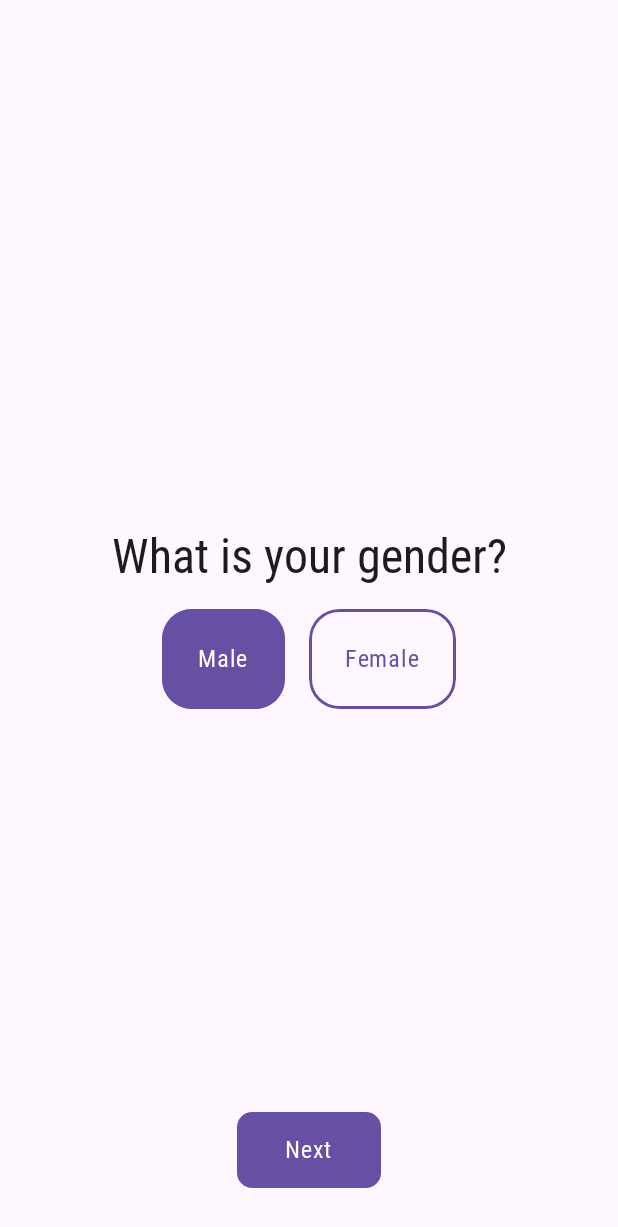
After one commit to zacefix/MyCaloryTracker, an Android app built with Jetpack Compose: the GenderScreen screen opened through its navigation route, on a phone screen of 412 x 824 dp. The commit adds this screen. Shown: the top 1227 px of the screen. Run offline under Robolectric (Android 15) with nearby library versions, the phone set to English and light mode, and no system bars; our stand-ins replace Dagger/Hilt's generated code, accompanist.

Commit message:
step three

```diff
--- a/app/src/main/java/com/example/mycalorytracker/MainActivity.kt
+++ b/app/src/main/java/com/example/mycalorytracker/MainActivity.kt
@@ -16,8 +16,12 @@ import androidx.navigation.compose.rememberNavController
 import com.example.core.navigation.Route
 import com.example.mycalorytracker.navigation.navigate
 import com.example.mycalorytracker.ui.theme.MyCaloryTrackerTheme
+import com.example.onboarding_presentation.gender.GenderScreen
 import com.example.onboarding_presentation.welcome.WelcomeScreen
+import dagger.hilt.android.AndroidEntryPoint
 
+
+@AndroidEntryPoint
 class MainActivity : ComponentActivity() {
     override fun onCreate(savedInstanceState: Bundle?) {
         super.onCreate(savedInstanceState)
@@ -40,7 +44,7 @@ class MainActivity : ComponentActivity() {
 
                         }
                         composable(Route.GENDER) {
-
+                            GenderScreen(onNavigate = navController::navigate)
                         }
                         composable(Route.WEIGHT) {
 
--- /dev/null
+++ b/onboarding/onboarding_presentation/src/main/java/com/example/onboarding_presentation/components/SelectableButton.kt
@@ -0,0 +1,48 @@
+package com.example.onboarding_presentation.components
+
+import androidx.compose.foundation.background
+import androidx.compose.foundation.border
+import androidx.compose.foundation.clickable
+import androidx.compose.foundation.layout.Box
+import androidx.compose.foundation.layout.padding
+import androidx.compose.foundation.shape.RoundedCornerShape
+import androidx.compose.material3.MaterialTheme
+import androidx.compose.material3.Text
+import androidx.compose.runtime.Composable
+import androidx.compose.ui.Alignment
+import androidx.compose.ui.Modifier
+import androidx.compose.ui.draw.clip
+import androidx.compose.ui.graphics.Color
+import  androidx.compose.ui.text.TextStyle
+import androidx.compose.ui.unit.dp
+import com.example.core_ui.LocalSpacing
+
+@Composable
+fun SelectableButton(
+    text: String,
+    isSelected: Boolean,
+    color: Color,
+    selectedTextColor: Color,
+    onClick: () -> Unit,
+    modifier: Modifier = Modifier,
+    textStyle: TextStyle = MaterialTheme.typography.bodyLarge
+) {
+
+    Box(contentAlignment = Alignment.Center,
+        modifier = modifier
+            .clip(RoundedCornerShape(20.dp))
+            .border(width = 2.dp, color = color, shape = RoundedCornerShape(20.dp))
+            .background(color = if (isSelected) color else Color.Transparent)
+            .clickable { onClick() }
+            .padding(LocalSpacing.current.spaceMedium)
+    ) {
+        Text(
+            text = text,
+            style = textStyle,
+            color = if (isSelected) selectedTextColor else color,
+            modifier = Modifier.padding(
+                LocalSpacing.current.spaceSmall
+            )
+        )
+    }
+}
--- /dev/null
+++ b/onboarding/onboarding_presentation/src/main/java/com/example/onboarding_presentation/gender/GenderScreen.kt
@@ -0,0 +1,85 @@
+package com.example.onboarding_presentation.gender
+
+import androidx.compose.foundation.layout.Arrangement
+import androidx.compose.foundation.layout.Box
+import androidx.compose.foundation.layout.Column
+import androidx.compose.foundation.layout.Row
+import androidx.compose.foundation.layout.Spacer
+import androidx.compose.foundation.layout.fillMaxSize
+import androidx.compose.foundation.layout.height
+import androidx.compose.foundation.layout.padding
+import androidx.compose.foundation.layout.width
+import androidx.compose.material3.MaterialTheme
+import androidx.compose.material3.Text
+import androidx.compose.runtime.Composable
+import androidx.compose.runtime.LaunchedEffect
+import androidx.compose.ui.Alignment
+import androidx.compose.ui.Modifier
+import androidx.compose.ui.graphics.Color
+import androidx.compose.ui.res.stringResource
+import androidx.hilt.navigation.compose.hiltViewModel
+import com.example.core.R
+import com.example.core.domain.model.Gender
+import com.example.core.util.UiEvent
+import com.example.core_ui.LocalSpacing
+import com.example.onboarding_presentation.components.ActionButton
+import com.example.onboarding_presentation.components.SelectableButton
+
+@Composable
+fun GenderScreen(
+    onNavigate: (UiEvent.Navigate) -> Unit,
+    viewModel: GenderViewModel = hiltViewModel()
+) {
+    val spacing = LocalSpacing.current
+    LaunchedEffect(key1 = true) {
+        viewModel.uiEvent.collect { event ->
+            when (event) {
+                is UiEvent.Navigate -> onNavigate(event)
+                else -> Unit
+            }
+        }
+    }
+
+    Box(
+        modifier = Modifier
+            .fillMaxSize()
+            .padding(spacing.spaceLarge)
+    ) {
+        Column(
+            modifier = Modifier.fillMaxSize(),
+            verticalArrangement = Arrangement.Center,
+            horizontalAlignment = Alignment.CenterHorizontally
+        ) {
+            Text(
+                text = stringResource(id = R.string.whats_your_gender),
+                style = MaterialTheme.typography.headlineMedium
+            )
+            Spacer(modifier = Modifier.height(spacing.spaceMedium))
+            Row {
+                SelectableButton(
+                    text = stringResource(id = R.string.male),
+                    isSelected = viewModel.selectedGender is Gender.Male,
+                    color = MaterialTheme.colorScheme.primary,
+                    selectedTextColor = Color.White,
+                    onClick = { viewModel.onGenderClick(Gender.Male) })
+
+                Spacer(modifier = Modifier.width(spacing.spaceMedium))
+
+                SelectableButton(
+                    text = stringResource(id = R.string.female),
+                    isSelected = viewModel.selectedGender is Gender.Female,
+                    color = MaterialTheme.colorScheme.primary,
+                    selectedTextColor = Color.White,
+                    onClick = { viewModel.onGenderClick(Gender.Female) })
+            }
+        }
+
+        ActionButton(
+            text = stringResource(id = R.string.next),
+            onClick = viewModel::onNextClick,
+            modifier = Modifier.align(Alignment.BottomCenter)
+        )
+
+    }
+
+}
--- /dev/null
+++ b/onboarding/onboarding_presentation/src/main/java/com/example/onboarding_presentation/gender/GenderViewModel.kt
@@ -0,0 +1,39 @@
+package com.example.onboarding_presentation.gender
+
+import androidx.compose.runtime.getValue
+import androidx.compose.runtime.mutableStateOf
+import androidx.compose.runtime.setValue
+import androidx.lifecycle.ViewModel
+import androidx.lifecycle.viewModelScope
+import com.example.core.domain.model.Gender
+import com.example.core.domain.preferences.Preferences
+import com.example.core.navigation.Route
+import com.example.core.util.UiEvent
+import dagger.hilt.android.lifecycle.HiltViewModel
+import kotlinx.coroutines.channels.Channel
+import kotlinx.coroutines.flow.receiveAsFlow
+import kotlinx.coroutines.launch
+import javax.inject.Inject
+
+@HiltViewModel
+class GenderViewModel @Inject constructor(
+    private val preferences: Preferences
+) : ViewModel() {
+    var selectedGender by mutableStateOf<Gender>(Gender.Male)
+        private set
+
+    private val _uiEvent = Channel<UiEvent>()
+    val uiEvent = _uiEvent.receiveAsFlow()
+
+    fun onGenderClick(gender: Gender) {
+        selectedGender = gender
+    }
+
+    fun onNextClick() {
+        viewModelScope.launch {
+            preferences.saveGender(selectedGender)
+            _uiEvent.send(UiEvent.Navigate(Route.AGE))
+        }
+    }
+
+}
--- a/onboarding/onboarding_presentation/src/main/java/com/example/onboarding_presentation/welcome/WelcomeScreen.kt
+++ b/onboarding/onboarding_presentation/src/main/java/com/example/onboarding_presentation/welcome/WelcomeScreen.kt
@@ -13,7 +13,6 @@ import androidx.compose.ui.Alignment
 import androidx.compose.ui.Modifier
 import androidx.compose.ui.res.stringResource
 import androidx.compose.ui.text.style.TextAlign
-import androidx.compose.ui.unit.dp
 import com.example.core.R
 import com.example.core.navigation.Route
 import com.example.core.util.UiEvent
@@ -42,7 +41,7 @@ fun WelcomeScreen(
 
         ActionButton(
             text = stringResource(id = R.string.next),
-            onClick = { onNavigate(UiEvent.Navigate(Route.AGE)) },
+            onClick = { onNavigate(UiEvent.Navigate(Route.GENDER)) },
             modifier = Modifier.align(
                 Alignment.CenterHorizontally
             )
```
Also changed, not shown: onboarding/onboarding_presentation/src/main/java/com/example/onboarding_presentation/components/UnitTextField.kt (added, +53 -0 lines).
